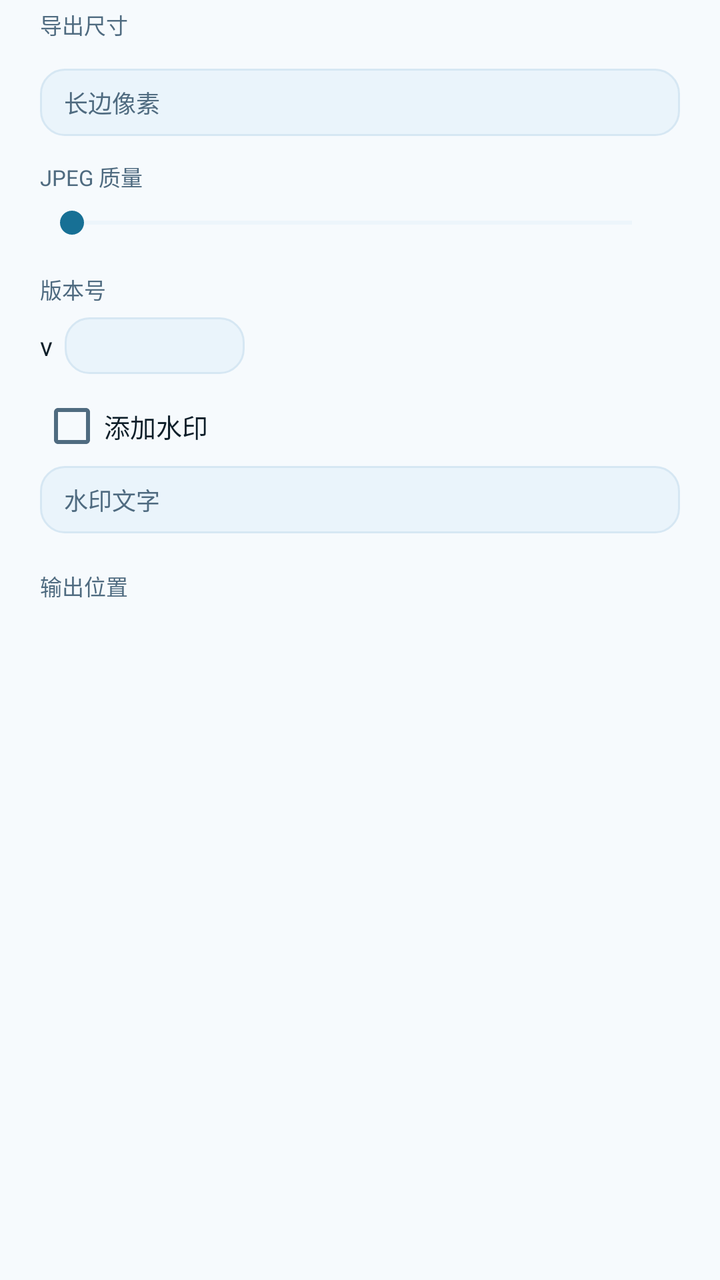
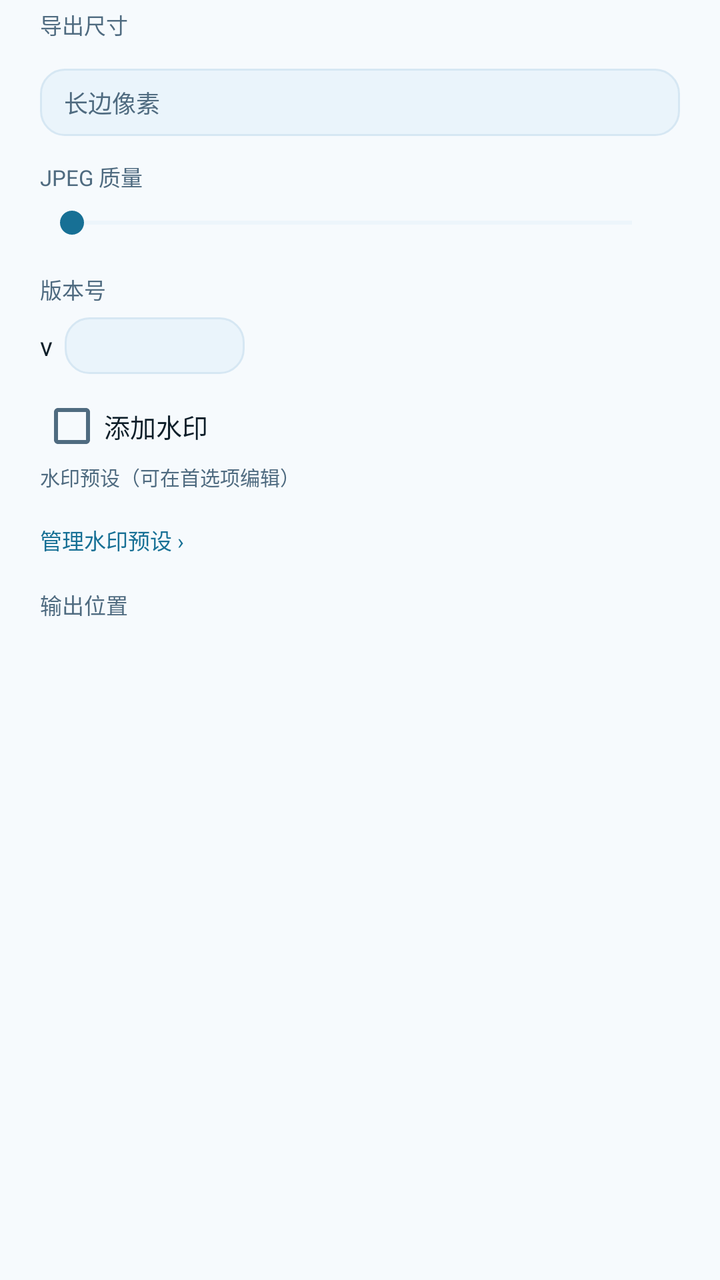

Two renders of the same Android screen: before a commit and after it. Below are the layout's source before the change and the commit's diff.
<!-- AndroidManifest.xml: application theme AppTheme_Dark -->
<!-- res/layout/dialog_export.xml -->
<?xml version="1.0" encoding="utf-8"?>
<ScrollView xmlns:android="http://schemas.android.com/apk/res/android"
    android:layout_width="match_parent"
    android:layout_height="wrap_content"
    android:scrollbars="none">

    <LinearLayout
        android:layout_width="match_parent"
        android:layout_height="wrap_content"
        android:orientation="vertical"
        android:paddingLeft="20dp"
        android:paddingRight="20dp"
        android:paddingTop="4dp"
        android:paddingBottom="8dp">

        <TextView
            android:layout_width="match_parent"
            android:layout_height="wrap_content"
            android:text="导出尺寸"
            android:textColor="@color/muted"
            android:textSize="11sp" />

        <LinearLayout
            android:id="@+id/sizeRow"
            android:layout_width="match_parent"
            android:layout_height="wrap_content"
            android:layout_marginTop="6dp"
            android:orientation="horizontal" />

        <EditText
            android:id="@+id/sizeValue"
            android:layout_width="match_parent"
            android:layout_height="wrap_content"
            android:layout_marginTop="8dp"
            android:background="@drawable/bg_chip"
            android:hint="长边像素"
            android:inputType="number"
            android:maxLength="5"
            android:paddingLeft="12dp"
            android:paddingRight="12dp"
            android:paddingTop="8dp"
            android:paddingBottom="8dp"
            android:textColor="@color/text"
            android:textColorHint="@color/muted"
            android:textSize="12sp" />

        <TextView
            android:layout_width="match_parent"
            android:layout_height="wrap_content"
            android:layout_marginTop="12dp"
            android:text="JPEG 质量"
            android:textColor="@color/muted"
            android:textSize="11sp" />

        <LinearLayout
            android:layout_width="match_parent"
            android:layout_height="wrap_content"
            android:orientation="horizontal"
            android:gravity="center_vertical">

            <SeekBar
                android:id="@+id/qualityBar"
                android:layout_width="0dp"
                android:layout_height="30dp"
                android:layout_weight="1"
                android:max="100"
                android:progressTint="@color/accent"
                android:progressBackgroundTint="@color/stroke"
                android:thumbTint="@color/accent" />

            <TextView
                android:id="@+id/qualityValue"
                android:layout_width="wrap_content"
                android:layout_height="wrap_content"
                android:layout_marginLeft="8dp"
                android:textColor="@color/text"
                android:textSize="11sp" />
        </LinearLayout>

        <TextView
            android:layout_width="match_parent"
            android:layout_height="wrap_content"
            android:layout_marginTop="10dp"
            android:text="版本号"
            android:textColor="@color/muted"
            android:textSize="11sp" />

        <LinearLayout
            android:layout_width="match_parent"
            android:layout_height="wrap_content"
            android:layout_marginTop="6dp"
            android:gravity="center_vertical"
            android:orientation="horizontal">

            <TextView
                android:layout_width="wrap_content"
                android:layout_height="wrap_content"
                android:text="v"
                android:textColor="@color/text"
                android:textSize="13sp" />

            <EditText
                android:id="@+id/versionInput"
                android:layout_width="90dp"
                android:layout_height="wrap_content"
                android:layout_marginLeft="6dp"
                android:background="@drawable/bg_chip"
                android:inputType="number"
                android:maxLength="3"
                android:paddingLeft="12dp"
                android:paddingRight="12dp"
                android:paddingTop="6dp"
                android:paddingBottom="6dp"
                android:textColor="@color/text"
                android:textSize="12sp" />

            <TextView
                android:id="@+id/nameHint"
                android:layout_width="0dp"
                android:layout_height="wrap_content"
                android:layout_weight="1"
                android:layout_marginLeft="8dp"
                android:ellipsize="middle"
                android:maxLines="1"
                android:textColor="@color/muted"
                android:textSize="10sp" />
        </LinearLayout>

        <CheckBox
            android:id="@+id/watermarkCheck"
            android:layout_width="wrap_content"
            android:layout_height="wrap_content"
            android:layout_marginTop="10dp"
            android:text="添加水印"
            android:textColor="@color/text"
            android:textSize="13sp" />

        <EditText
            android:id="@+id/watermarkInput"
            android:layout_width="match_parent"
            android:layout_height="wrap_content"
            android:layout_marginTop="4dp"
            android:background="@drawable/bg_chip"
            android:hint="水印文字"
            android:inputType="text"
            android:paddingLeft="12dp"
            android:paddingRight="12dp"
            android:paddingTop="8dp"
            android:paddingBottom="8dp"
            android:textColor="@color/text"
            android:textColorHint="@color/muted"
            android:textSize="12sp" />

        <LinearLayout
            android:id="@+id/watermarkPosRow"
            android:layout_width="match_parent"
            android:layout_height="wrap_content"
            android:layout_marginTop="6dp"
            android:orientation="horizontal" />

        <TextView
            android:id="@+id/destLabel"
            android:layout_width="match_parent"
            android:layout_height="wrap_content"
            android:layout_marginTop="12dp"
            android:text="输出位置"
            android:textColor="@color/muted"
            android:textSize="11sp" />

        <LinearLayout
            android:id="@+id/destRow"
            android:layout_width="match_parent"
            android:layout_height="wrap_content"
            android:layout_marginTop="6dp"
            android:orientation="horizontal" />
    </LinearLayout>
</ScrollView>
<!-- resources referenced by this layout -->
<resources>
  <color name="accent">#177095</color>
  <color name="muted">#4F6B80</color>
  <color name="stroke">#D6E7F3</color>
  <color name="text">#0D1E29</color>
  <!-- drawable bg_chip (drawable) -->
  <?xml version="1.0" encoding="utf-8"?>
  <shape xmlns:android="http://schemas.android.com/apk/res/android" android:shape="rectangle">
      <solid android:color="@color/surface2" />
      <corners android:radius="12dp" />
      <stroke android:width="1dp" android:color="@color/stroke" />
  </shape>
  <style name="AppTheme_Dark" parent="@android:style/Theme.Material.NoActionBar">
          <item name="android:windowBackground">@color/bg</item>
          <item name="android:colorAccent">@color/accent</item>
          <item name="android:statusBarColor">@color/bg</item>
          <item name="android:navigationBarColor">@color/bg</item>
          <item name="android:windowLightStatusBar">false</item>
          <item name="android:windowLightNavigationBar">false</item>
          <item name="android:textColorPrimary">@color/text</item>
          <item name="android:textColorSecondary">@color/muted</item>
      </style>
  <color name="surface2">#EAF4FB</color>
  <color name="bg">#F6FAFD</color>
</resources>

<!-- the commit's change to res/layout/dialog_export.xml (unified diff, before → after) -->
@@ -135,28 +135,40 @@
             android:textColor="@color/text"
             android:textSize="13sp" />
 
-        <EditText
-            android:id="@+id/watermarkInput"
+        <TextView
+            android:id="@+id/watermarkPresetLabel"
             android:layout_width="match_parent"
             android:layout_height="wrap_content"
-            android:layout_marginTop="4dp"
-            android:background="@drawable/bg_chip"
-            android:hint="水印文字"
-            android:inputType="text"
-            android:paddingLeft="12dp"
-            android:paddingRight="12dp"
-            android:paddingTop="8dp"
-            android:paddingBottom="8dp"
-            android:textColor="@color/text"
-            android:textColorHint="@color/muted"
-            android:textSize="12sp" />
+            android:layout_marginTop="2dp"
+            android:text="水印预设（可在首选项编辑）"
+            android:textColor="@color/muted"
+            android:textSize="10sp" />
 
-        <LinearLayout
-            android:id="@+id/watermarkPosRow"
+        <HorizontalScrollView
             android:layout_width="match_parent"
             android:layout_height="wrap_content"
             android:layout_marginTop="6dp"
-            android:orientation="horizontal" />
+            android:scrollbars="none">
+
+            <LinearLayout
+                android:id="@+id/watermarkPresetRow"
+                android:layout_width="wrap_content"
+                android:layout_height="wrap_content"
+                android:orientation="horizontal" />
+        </HorizontalScrollView>
+
+        <TextView
+            android:id="@+id/watermarkManage"
+            android:layout_width="wrap_content"
+            android:layout_height="wrap_content"
+            android:layout_marginTop="6dp"
+            android:paddingTop="4dp"
+            android:paddingBottom="4dp"
+            android:text="管理水印预设 ›"
+            android:textColor="@color/accent"
+            android:textSize="11sp"
+            android:clickable="true"
+            android:focusable="true" />
 
         <TextView
             android:id="@+id/destLabel"
